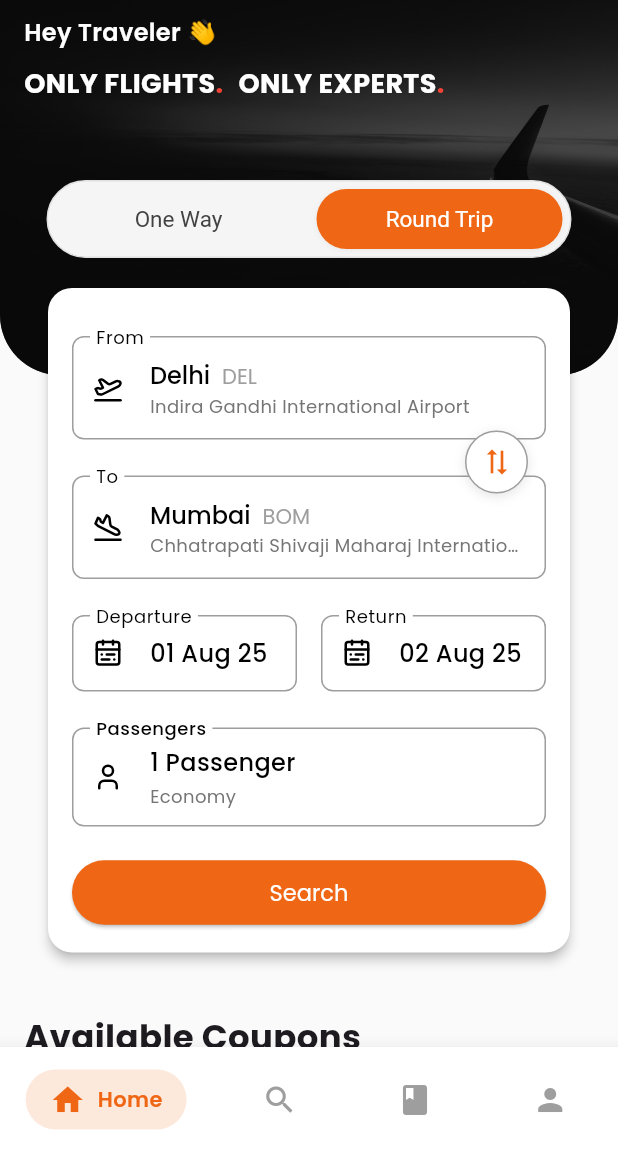
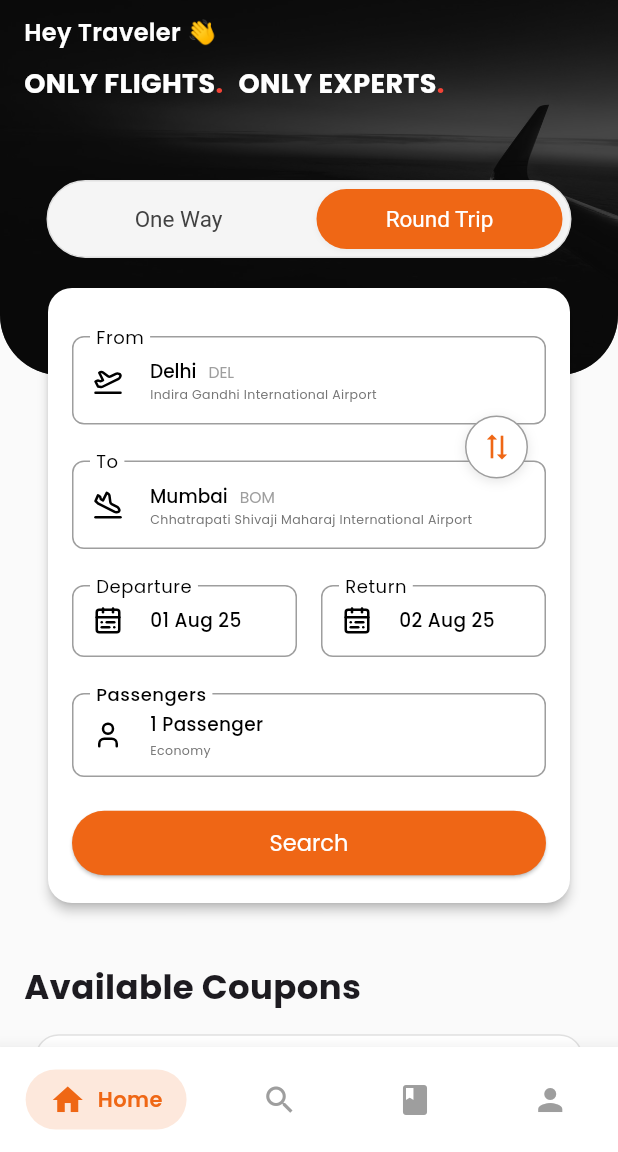
Before and after one commit to mishraadityan09/flightmojoclone, a Flutter app: the screen it shows after launch, after a tap on "Round Trip", on a phone screen of 412 x 824 dp, the part 84-1236 px from its top. Run offline on Flutter 3.47's test engine with Material 3 defaults, Android fonts, the phone set to English and light mode, and no system bars; our stand-ins replace flutter_svg, go_router, google_fonts, lucide_icons_flutter; network calls fail.

Commit message:
font-test

```diff
--- a/lib/feature/flights/presentation/pages/flights_search.dart
+++ b/lib/feature/flights/presentation/pages/flights_search.dart
@@ -73,7 +73,7 @@ class _FlightSearchWidgetState extends State<FlightSearchWidget> {
       (screenWidth * 0.035).clamp(15.0, 18.0); // 3.5% width, clamp 16-18
 
   double get bodyTextFontSize =>
-      (screenWidth * 0.04).clamp(14.0, 16.0); // 4% width, clamp 14-16
+      (screenWidth * 0.03).clamp(12.0, 16.0); // 4% width, clamp 12-16
 
   double get secondaryLabelFontSize =>
       (screenWidth * 0.030).clamp(12.0, 14.0); // 3.2% width, clamp 12-14
@@ -450,7 +450,7 @@ class _FlightSearchWidgetState extends State<FlightSearchWidget> {
   }
 
   Widget _buildPassengerField() {
-  // Build passenger count text e.g., "3 Passengers"
+  // Build passenger count text e.g., "3 Adults"
   final passengerText =
       '$_passengers Passenger${_passengers > 1 ? 's' : ''}'; // You can customize this text
 
--- a/lib/feature/home/presentaion/widgets/coupon_card.dart
+++ b/lib/feature/home/presentaion/widgets/coupon_card.dart
@@ -171,7 +171,7 @@ class _CouponCardState extends State<CouponCard> {
         _topContentKey.currentContext?.findRenderObject() as RenderBox?;
     if (renderBox != null && mounted) {
       setState(() {
-        _notchY = renderBox.size.height + 10; // Top content height + spacing
+        _notchY = renderBox.size.height + 9; // Top content height + spacing
       });
     }
   }
@@ -180,10 +180,10 @@ class _CouponCardState extends State<CouponCard> {
   double screenWidth(BuildContext context) => MediaQuery.of(context).size.width;
 
   double headingFontSize(BuildContext context) =>
-      (screenWidth(context) * 0.03).clamp(16.0, 18.0);
+      (screenWidth(context) * 0.03).clamp(14.0, 16.0);
 
   double subheadingFontSize(BuildContext context) =>
-      (screenWidth(context) * 0.03).clamp(14.0, 16.0);
+      (screenWidth(context) * 0.03).clamp(12.0, 14.0);
 
   double bodyFontSize(BuildContext context) =>
       (screenWidth(context) * 0.03).clamp(12.0, 14.0);
@@ -229,7 +229,7 @@ class _CouponCardState extends State<CouponCard> {
                   // Top content section (measured)
                   Container(
                     key: _topContentKey,
-                    padding: const EdgeInsets.all(16),
+                    padding: const EdgeInsets.all(12),
                     child: Row(
                       children: [
                         Container(
```
